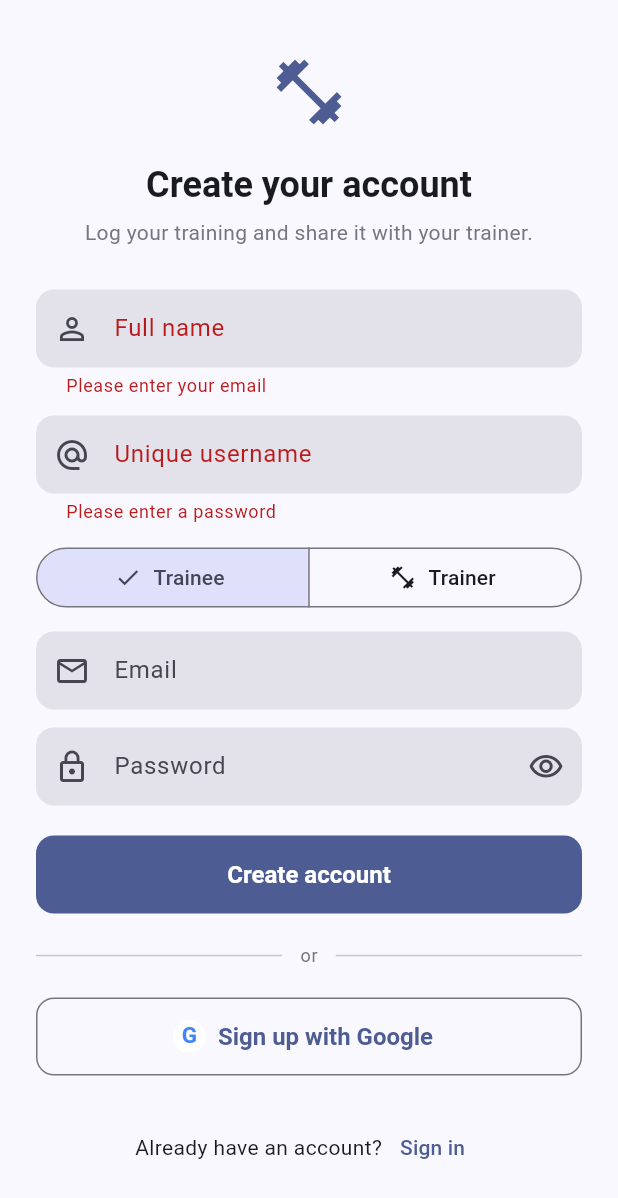
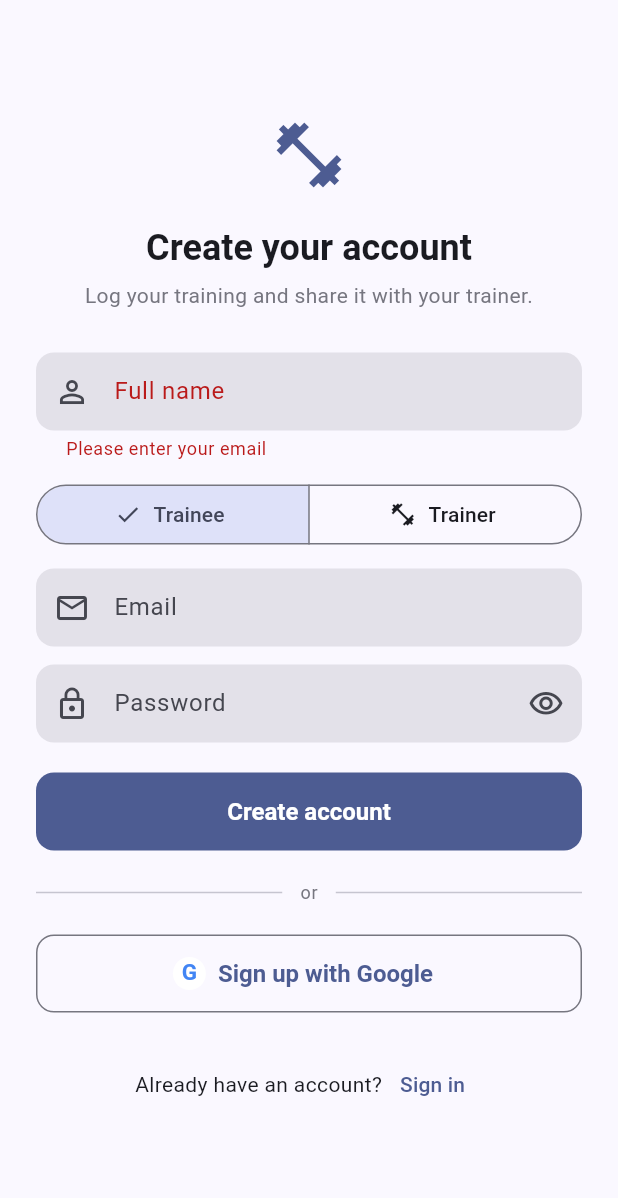
Before and after one commit to FLUTTERROJ/GymLog, a Flutter app: the LoginScreen screen opened directly, after a tap on "Sign in", after a tap on "Create one", on a phone screen of 412 x 824 dp. Shown: the top 1198 px of the screen. Run offline on Flutter 3.47's test engine with Material 3 defaults, Android fonts, the phone set to English and light mode, and no system bars; our stand-ins replace supabase_flutter; accounts and stored records are empty.

Commit message:
Show signup username only for trainers
Co-authored-by: Copilot App <223556219+Copilot@users.noreply.github.com>

```diff
--- a/frontend/lib/screens/auth/login_screen.dart
+++ b/frontend/lib/screens/auth/login_screen.dart
@@ -39,6 +39,8 @@ class _LoginScreenState extends State<LoginScreen> {
       _isSignUp = !_isSignUp;
       _error = null;
       _info = null;
+      _role = 'client';
+      _username.clear();
     });
   }
 
@@ -55,11 +57,12 @@ class _LoginScreenState extends State<LoginScreen> {
     final auth = context.read<AuthService>();
     try {
       if (_isSignUp) {
+        final username = _role == 'trainer' ? _username.text : '';
         final signedIn = await auth.signUp(
           email: _email.text,
           password: _password.text,
           fullName: _name.text,
-          username: _username.text,
+          username: username,
           role: _role,
         );
         // With "Confirm email" enabled there's no session yet — the AuthGate
@@ -172,21 +175,6 @@ class _LoginScreenState extends State<LoginScreen> {
                                 : null,
                       ),
                       const SizedBox(height: 12),
-                      TextFormField(
-                        controller: _username,
-                        textCapitalization: TextCapitalization.none,
-                        textInputAction: TextInputAction.next,
-                        decoration: const InputDecoration(
-                          labelText: 'Unique username',
-                          prefixIcon: Icon(Icons.alternate_email),
-                        ),
-                        validator: (value) => _isSignUp &&
-                                !RegExp(r'^[A-Za-z0-9_]{3,30}$')
-                                    .hasMatch((value ?? '').trim())
-                            ? 'Use 3–30 letters, numbers, or underscores'
-                            : null,
-                      ),
-                      const SizedBox(height: 12),
                       SegmentedButton<String>(
                         segments: const [
                           ButtonSegment(
@@ -202,9 +190,30 @@ class _LoginScreenState extends State<LoginScreen> {
                         ],
                         selected: {_role},
                         onSelectionChanged: (value) =>
-                            setState(() => _role = value.first),
+                            setState(() {
+                              _role = value.first;
+                              if (_role != 'trainer') _username.clear();
+                            }),
                       ),
                       const SizedBox(height: 12),
+                      if (_role == 'trainer') ...[
+                        TextFormField(
+                          controller: _username,
+                          textCapitalization: TextCapitalization.none,
+                          textInputAction: TextInputAction.next,
+                          decoration: const InputDecoration(
+                            labelText: 'Unique username',
+                            prefixIcon: Icon(Icons.alternate_email),
+                          ),
+                          validator: (value) => _isSignUp &&
+                                  _role == 'trainer' &&
+                                  !RegExp(r'^[A-Za-z0-9_]{3,30}$')
+                                      .hasMatch((value ?? '').trim())
+                              ? 'Use 3–30 letters, numbers, or underscores'
+                              : null,
+                        ),
+                        const SizedBox(height: 12),
+                      ],
                     ],
 
                     TextFormField(
```
